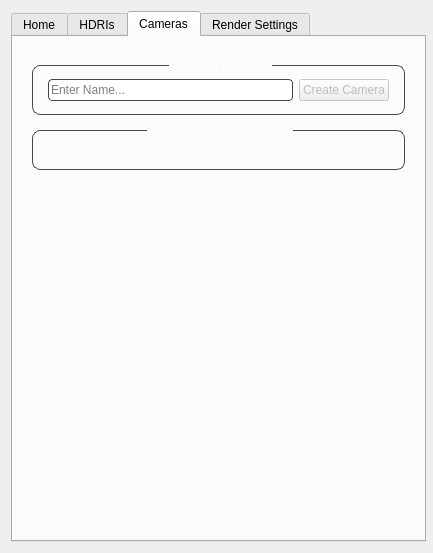
The window that 01_app/dev/UI/turntable_UI.ui (kaanyilmaz99/YFX_Lookdev_Tool) describes before a commit, drawn with Qt 5.
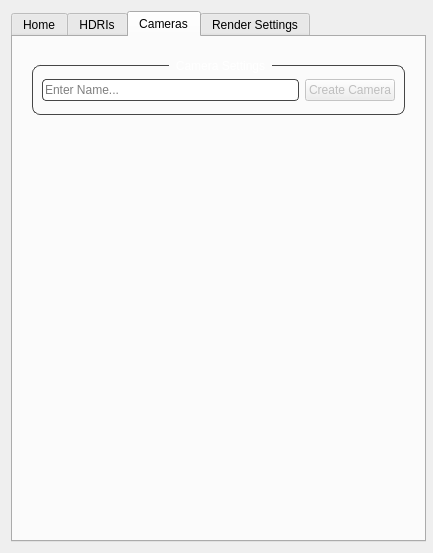
The same window after the commit. The open tabs and pages were chosen to show the change. Icons and pictures are not drawn.

Commit message: Created seperate layer_ui.py

```diff
--- a/01_app/dev/UI/turntable_UI.ui
+++ b/01_app/dev/UI/turntable_UI.ui
@@ -533,7 +533,7 @@
       </attribute>
       <layout class="QVBoxLayout" name="verticalLayout_15">
        <item>
-        <layout class="QVBoxLayout" name="verticalLayout_14" stretch="0,0,1">
+        <layout class="QVBoxLayout" name="layout_camera" stretch="0,1">
          <property name="leftMargin">
           <number>10</number>
          </property>
@@ -579,13 +579,13 @@
             <item>
              <layout class="QHBoxLayout" name="horizontalLayout_13" stretch="0,0">
               <property name="leftMargin">
-               <number>6</number>
+               <number>0</number>
               </property>
               <property name="topMargin">
                <number>6</number>
               </property>
               <property name="rightMargin">
-               <number>6</number>
+               <number>0</number>
               </property>
               <property name="bottomMargin">
                <number>6</number>
@@ -636,43 +636,6 @@
            </layout>
           </widget>
          </item>
-         <item>
-          <widget class="QGroupBox" name="gBox_CameraSettings">
-           <property name="styleSheet">
-            <string notr="true">QGroupBox{
-	border: 1px solid rgb(70, 70, 70);
-    border-radius: 8px;
-	margin-top: 9px;
-}
-
-QGroupBox:title{
-	color: white;
-	subcontrol-position: top center;
-	padding: 0 5px;
-	margin-top: -12px;
-}
-
-QGroupBox:title:disabled{
-	color: gray;
-	subcontrol-position: top center;
-	padding: 0 5px;
-	margin-top: -12px;
-}</string>
-           </property>
-           <property name="title">
-            <string>Current Camera Settings</string>
-           </property>
-           <layout class="QVBoxLayout" name="verticalLayout_18">
-            <item>
-             <layout class="QVBoxLayout" name="verticalLayout_17">
-              <property name="bottomMargin">
-               <number>20</number>
-              </property>
-             </layout>
-            </item>
-           </layout>
-          </widget>
-         </item>
          <item>
           <spacer name="horizontalSpacer_5">
            <property name="orientation">
```
Left out of the diff: 6 changed lines with no effect on the pictures. The commit also changes 2 other files.
